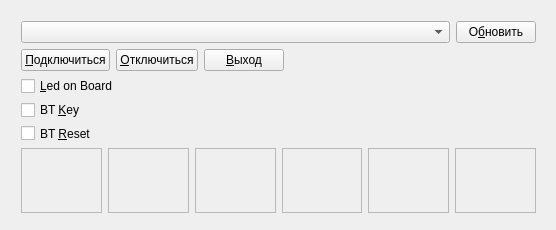
Old version of the form widget.ui in the repository shamka/testingHID.
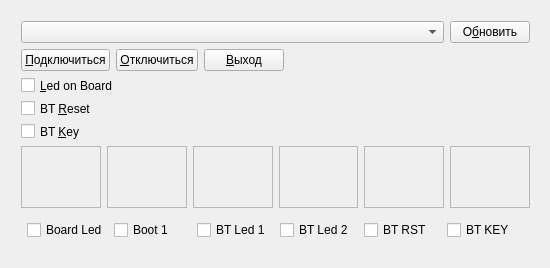
New version of the form.

```diff
--- a/widget.ui
+++ b/widget.ui
@@ -9,8 +9,8 @@
    <rect>
     <x>0</x>
     <y>0</y>
-    <width>556</width>
-    <height>230</height>
+    <width>550</width>
+    <height>268</height>
    </rect>
   </property>
   <property name="windowTitle">
@@ -21,8 +21,8 @@
     <rect>
      <x>10</x>
      <y>10</y>
-     <width>537</width>
-     <height>214</height>
+     <width>531</width>
+     <height>251</height>
     </rect>
    </property>
    <layout class="QVBoxLayout" name="verticalLayout">
@@ -96,13 +96,6 @@
         </property>
        </widget>
       </item>
-      <item>
-       <widget class="QCheckBox" name="mChkKey">
-        <property name="text">
-         <string>BT &amp;Key</string>
-        </property>
-       </widget>
-      </item>
       <item>
        <widget class="QCheckBox" name="mChkReset">
         <property name="text">
@@ -110,6 +103,13 @@
         </property>
        </widget>
       </item>
+      <item>
+       <widget class="QCheckBox" name="mChkKey">
+        <property name="text">
+         <string>BT &amp;Key</string>
+        </property>
+       </widget>
+      </item>
      </layout>
     </item>
     <item>
@@ -142,13 +142,6 @@
         </property>
        </widget>
       </item>
-      <item>
-       <widget class="QGraphicsView" name="mKeyBT">
-        <property name="enabled">
-         <bool>false</bool>
-        </property>
-       </widget>
-      </item>
       <item>
        <widget class="QGraphicsView" name="mRstBT">
         <property name="enabled">
@@ -174,6 +167,77 @@
         </property>
         <property name="interactive">
          <bool>false</bool>
+        </property>
+       </widget>
+      </item>
+      <item>
+       <widget class="QGraphicsView" name="mKeyBT">
+        <property name="enabled">
+         <bool>false</bool>
+        </property>
+       </widget>
+      </item>
+     </layout>
+    </item>
+    <item>
+     <layout class="QHBoxLayout" name="mMasks" stretch="0,0,0,0,0,0">
+      <property name="spacing">
+       <number>6</number>
+      </property>
+      <property name="sizeConstraint">
+       <enum>QLayout::SetDefaultConstraint</enum>
+      </property>
+      <property name="leftMargin">
+       <number>6</number>
+      </property>
+      <property name="topMargin">
+       <number>6</number>
+      </property>
+      <property name="rightMargin">
+       <number>6</number>
+      </property>
+      <property name="bottomMargin">
+       <number>10</number>
+      </property>
+      <item>
+       <widget class="QCheckBox" name="chbl">
+        <property name="text">
+         <string>Board Led</string>
+        </property>
+       </widget>
+      </item>
+      <item>
+       <widget class="QCheckBox" name="chb1">
+        <property name="text">
+         <string>Boot 1</string>
+        </property>
+       </widget>
+      </item>
+      <item>
+       <widget class="QCheckBox" name="chl1">
+        <property name="text">
+         <string>BT Led 1</string>
+        </property>
+       </widget>
+      </item>
+      <item>
+       <widget class="QCheckBox" name="chl2">
+        <property name="text">
+         <string>BT Led 2</string>
+        </property>
+       </widget>
+      </item>
+      <item>
+       <widget class="QCheckBox" name="chbtrst">
+        <property name="text">
+         <string>BT RST</string>
+        </property>
+       </widget>
+      </item>
+      <item>
+       <widget class="QCheckBox" name="chbtkey">
+        <property name="text">
+         <string>BT KEY</string>
         </property>
        </widget>
       </item>
```
